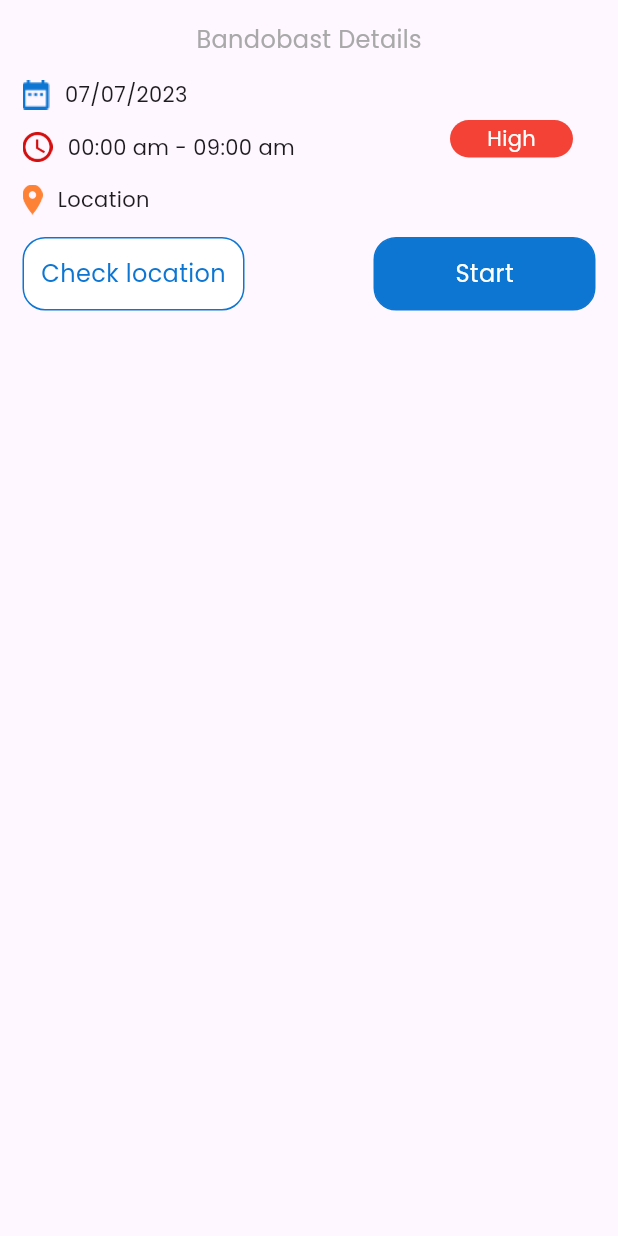
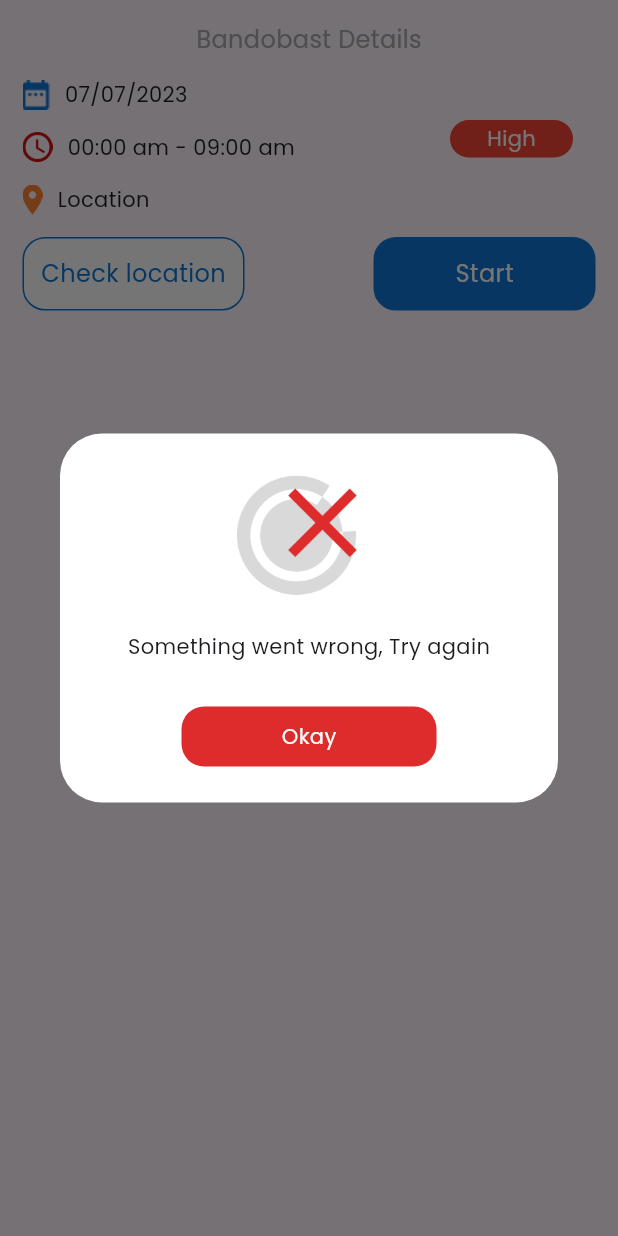
Before and after one commit to Kavach-Proxymorons/TrackPatrol-App, a Flutter app: the MapBottomContainer widget shown alone on an empty page, opened directly, after a tap on "Start", on a phone screen of 412 x 824 dp. Run offline on Flutter 3.47's test engine with Material 2 defaults, Android fonts, the phone set to English and light mode, and no system bars; our stand-ins replace geolocator, google_fonts, google_maps_flutter.

Commit message:
confirm and failed dialogs added

```diff
--- /dev/null
+++ b/lib/constants/widgets/failedDialog.dart
@@ -0,0 +1,59 @@
+import 'package:flutter/material.dart';
+import 'package:google_fonts/google_fonts.dart';
+
+showFailedDialog(BuildContext ctx) {
+  AlertDialog alert = AlertDialog(
+    backgroundColor: Colors.white,
+    content: Container(
+      height: 206,
+      width: 309,
+      decoration: BoxDecoration(
+        borderRadius: BorderRadius.circular(20),
+      ),
+      child: Column(
+        mainAxisAlignment: MainAxisAlignment.spaceBetween,
+        children: <Widget>[
+          Image.asset(
+            "images/wrong.png",
+            height: 96,
+            width: 96,
+          ),
+          SizedBox(height: 10),
+          Text(
+            "Something went wrong, Try again",
+            style: GoogleFonts.poppins(fontWeight: FontWeight.w400),
+          ),
+          SizedBox(
+            height: 20,
+          ),
+          InkWell(
+            onTap: () {
+              Navigator.pop(ctx);
+            },
+            child: Container(
+              height: 40,
+              width: 170,
+              decoration: BoxDecoration(
+                color: Color(0xffde2b2b),
+                borderRadius: BorderRadius.circular(15),
+              ),
+              child: Center(
+                child: Text(
+                  "Okay",
+                  style: GoogleFonts.poppins(color: Colors.white),
+                ),
+              ),
+            ),
+          )
+        ],
+      ),
+    ),
+  );
+  showDialog(
+      barrierDismissible: false,
+      useRootNavigator: false,
+      context: ctx,
+      builder: (ctx) {
+        return alert;
+      });
+}
--- a/lib/constants/widgets/mapBottomContainer.dart
+++ b/lib/constants/widgets/mapBottomContainer.dart
@@ -1,5 +1,6 @@
 import 'dart:developer';
 
+import 'package:Trackpatrol/constants/widgets/confirmDialog.dart';
 import 'package:Trackpatrol/maps/maps.dart';
 import 'package:flutter/material.dart';
 import 'package:geolocator/geolocator.dart';
@@ -8,6 +9,7 @@ import 'package:google_maps_flutter/google_maps_flutter.dart';
 
 import '../../location_services/getCurrentLocation.dart';
 import 'buttonForMapBottomSheetWidget.dart';
+import 'failedDialog.dart';
 import 'flagWidget.dart';
 
 double? getLat;
@@ -157,51 +159,14 @@ class _MapBottomContainerState extends State<MapBottomContainer> {
                             child: Text("Error getting location"));
                       }
                     },
-                    // fun: () async {
-                    //   getUserCurrentLocation().then(
-                    //     (value) async {
-                    //       log(value.latitude.toString() +
-                    //           " " +
-                    //           value.longitude.toString());
-                    //       setState(() {
-                    //         getLat = value.latitude;
-                    //         getLong = value.longitude;
-                    //       });
-                    //       // setState(() {
-                    //       //   // markers.add(Marker(
-                    //       //   //   markerId: MarkerId("2"),
-                    //       //   //   position: LatLng(getLat!, getLong!),
-                    //       //   //   infoWindow: InfoWindow(
-                    //       //   //     title: 'My Current Location',
-                    //       //   //   ),
-                    //       //   // ));
-                    //       // });
-                    //       CameraPosition cameraPosition = new CameraPosition(
-                    //         target: LatLng(value.latitude, value.longitude),
-                    //         zoom: 14,
-                    //       );
-                    //       final GoogleMapController controller =
-                    //           await controllerg.future;
-                    //       controller.animateCamera(
-                    //           CameraUpdate.newCameraPosition(cameraPosition));
-                    //       setState(() {});
-                    //     },
-                    //   ).onError((error, stackTrace) {
-                    //     setState(() {
-                    //       isSuccess = false;
-                    //     });
-                    //   });
-                    //   if (isSuccess) {
-                    //     ScaffoldMessenger(
-                    //         child: Text('Error Getting Location'));
-                    //   }
-                    // },
                     title: 'Check location',
                     color: Colors.white,
                     textColor: Color(0xff0d76d3),
                   ),
                   ButtonForBottomSheet(
-                      fun: () {},
+                      fun: () {
+                        showFailedDialog(context);
+                      },
                       title: 'Start',
                       color: Color(0xff0d76d3),
                       textColor: Colors.white)
@@ -210,7 +175,7 @@ class _MapBottomContainerState extends State<MapBottomContainer> {
             ],
           ),
         ),
-        Positioned(
+        const Positioned(
             top: 80,
             left: 300,
             child: FlagContainer(flag: 'High', flagColor: Colors.red))
```
Also changed, not shown: lib/constants/widgets/confirmDialog.dart (added, +59 -0 lines), images/check.png (added), images/wrong.png (added).
